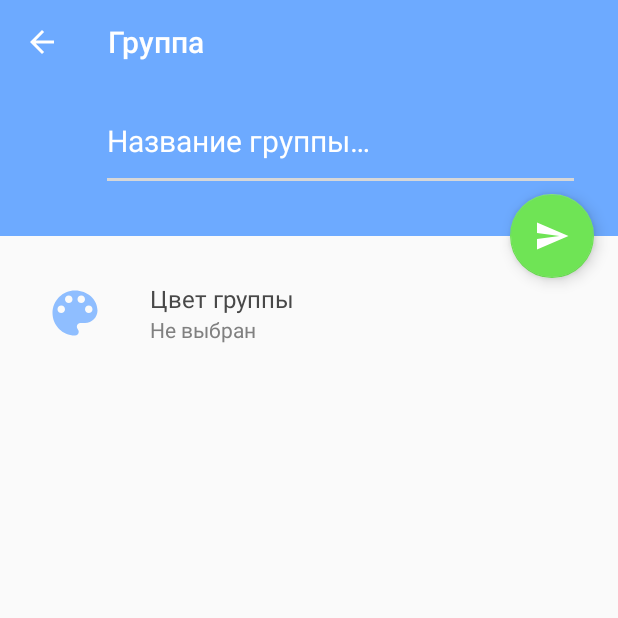
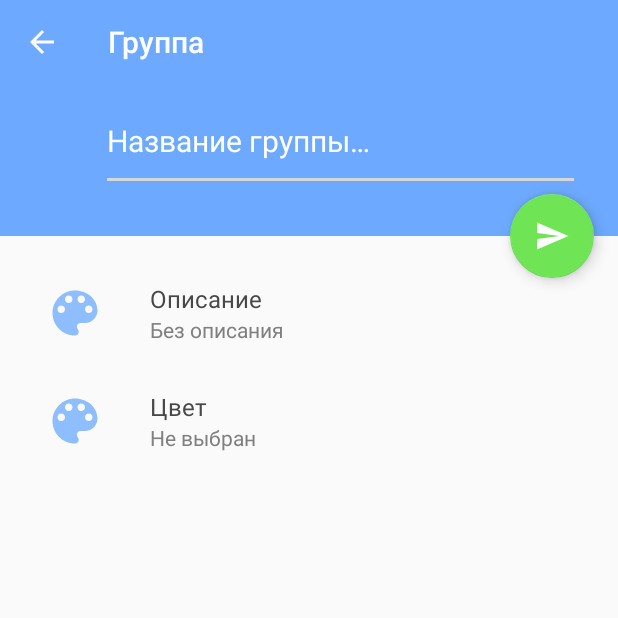
Before and after one commit to kulikovman/TodoApp, an Android app: the EditGroupActivity screen opened directly, with no data from a screen before it, on a phone screen of 412 x 824 dp, the top half of it. Run offline under Robolectric (Android 15) with nearby library versions, the phone set to English and light mode, and no system bars; 2 statements that could not run were skipped.

Commit message:
Добавлено поле описания в макет

```diff
--- a/app/src/main/res/layout/content_edit_group.xml
+++ b/app/src/main/res/layout/content_edit_group.xml
@@ -17,6 +17,50 @@
         <Space
             android:layout_width="match_parent"
             android:layout_height="15dp" />
+
+        <LinearLayout
+            android:id="@+id/description_layout"
+            android:layout_width="match_parent"
+            android:layout_height="wrap_content"
+            android:layout_marginBottom="15dp"
+            android:layout_marginTop="15dp"
+            android:onClick="taskOptions"
+            android:orientation="horizontal">
+
+            <ImageButton
+                android:id="@+id/description_icon"
+                android:layout_width="40dp"
+                android:layout_height="40dp"
+                android:layout_gravity="center_vertical"
+                android:layout_marginEnd="30dp"
+                android:layout_marginStart="30dp"
+                android:background="@color/transparent"
+                app:srcCompat="@drawable/ic_palette_24dp" />
+
+            <LinearLayout
+                android:layout_width="match_parent"
+                android:layout_height="wrap_content"
+                android:layout_gravity="center_vertical"
+                android:orientation="vertical">
+
+                <TextView
+                    android:id="@+id/description_title"
+                    android:layout_width="match_parent"
+                    android:layout_height="wrap_content"
+                    android:text="@string/description_title"
+                    android:textColor="@color/optionTitleColor"
+                    android:textSize="16sp" />
+
+                <TextView
+                    android:id="@+id/description_state"
+                    android:layout_width="match_parent"
+                    android:layout_height="wrap_content"
+                    android:text="@string/description_without"
+                    android:textColor="@color/optionTextColor"
+                    android:textSize="14sp" />
+
+            </LinearLayout>
+        </LinearLayout>
 
         <LinearLayout
             android:id="@+id/color_layout"
--- a/app/src/main/res/values/strings.xml
+++ b/app/src/main/res/values/strings.xml
@@ -28,7 +28,7 @@
     <string name="group_not_set">Не выбрана</string>
 
     <!-- Цвет группы -->
-    <string name="color_title">Цвет группы</string>
+    <string name="color_title">Цвет</string>
     <string name="color_without">Без цвета</string>
     <string name="color_1_red">Красный</string>
     <string name="color_2_orange">Оранжевый</string>
@@ -38,6 +38,10 @@
     <string name="color_6_violet">Фиолетовый</string>
     <string name="color_7_pink">Розовый</string>
     <string name="color_not_set">Не выбран</string>
+
+    <!-- Описание группы -->
+    <string name="description_title">Описание</string>
+    <string name="description_without">Без описания</string>
 
     <!-- Выбор повтора задачи -->
     <string name="repeat_title">Повторение</string>
```
